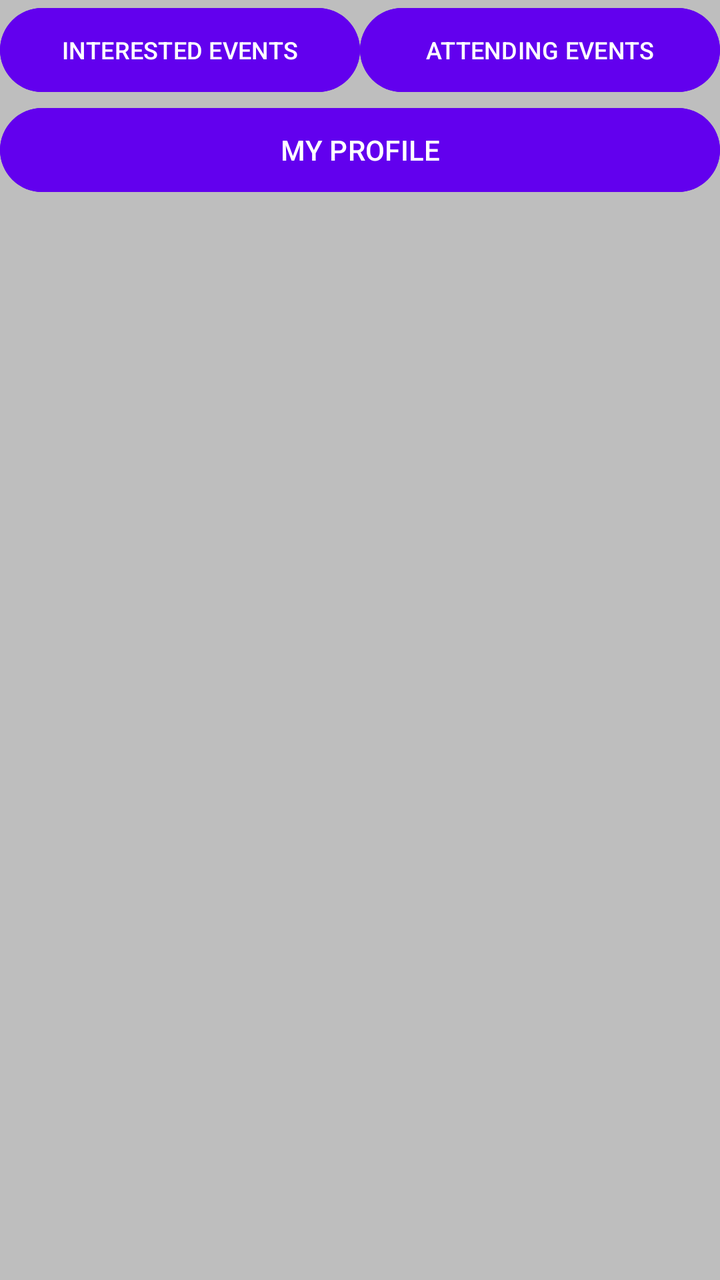
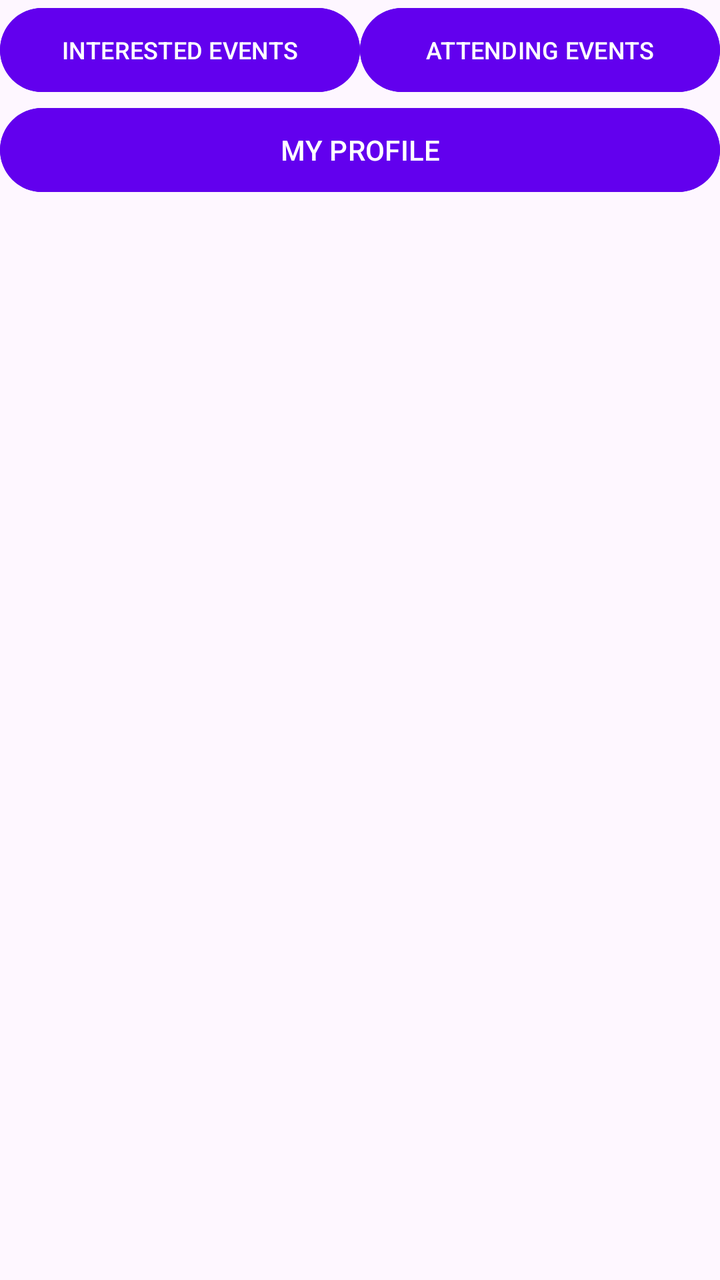

Before-and-after screenshots of an Android layout around one commit, followed by the original layout XML and the change that was made.
<!-- AndroidManifest.xml: application theme Theme.EventsApp -->
<!-- res/layout/fragment_my_events.xml -->
<?xml version="1.0" encoding="utf-8"?>
<LinearLayout xmlns:android="http://schemas.android.com/apk/res/android"
    xmlns:tools="http://schemas.android.com/tools"
    android:layout_width="match_parent"
    android:layout_height="match_parent"
    android:orientation="vertical"
    tools:context=".MyEventsFragment"
    android:background="@color/siva_svetlija"
    >

    <LinearLayout
        android:layout_width="match_parent"
        android:layout_height="50dp"
        android:orientation="horizontal"
        >
        <Button
            android:id="@+id/id_btn_interested"
            android:layout_width="match_parent"
            android:layout_height="match_parent"
            android:layout_weight="1"
            android:text="@string/interested"
            android:textSize="12sp"
            android:backgroundTint="@color/ljubicasta_tamnija"
            >
        </Button>
        <Button
            android:id="@+id/id_btn_attending"
            android:layout_width="match_parent"
            android:layout_height="match_parent"
            android:layout_weight="1"
            android:backgroundTint="@color/ljubicasta_tamnija"
            android:text="@string/attending"
            android:textSize="12sp"
            >
        </Button>
    </LinearLayout>
    <Button
        android:id="@+id/id_btn_myprofile"
        android:layout_width="match_parent"
        android:layout_height="50dp"
        android:backgroundTint="@color/ljubicasta_tamnija"
        android:text="@string/my_profile"
        >
    </Button>


</LinearLayout>
<!-- resources referenced by this layout -->
<resources>
  <color name="ljubicasta_tamnija">#FF6200EE</color>
  <color name="siva_svetlija">#BEBEBE</color>
  <string name="attending">ATTENDING EVENTS</string>
  <string name="interested">INTERESTED EVENTS</string>
  <string name="my_profile">MY PROFILE</string>
  <style name="Theme.EventsApp" parent="Base.Theme.EventsApp" />
  <style name="Base.Theme.EventsApp" parent="Theme.Material3.DayNight.NoActionBar">
          
          
      </style>
</resources>

<!-- the commit's change to res/layout/fragment_my_events.xml (unified diff, before → after) -->
@@ -5,7 +5,6 @@
     android:layout_height="match_parent"
     android:orientation="vertical"
     tools:context=".MyEventsFragment"
-    android:background="@color/siva_svetlija"
     >
 
     <LinearLayout
<!-- resource entries referenced after the edit -->
@@ -1,7 +1,6 @@
 <!-- resources referenced by this layout -->
 <resources>
   <color name="ljubicasta_tamnija">#FF6200EE</color>
-  <color name="siva_svetlija">#BEBEBE</color>
   <string name="attending">ATTENDING EVENTS</string>
   <string name="interested">INTERESTED EVENTS</string>
   <string name="my_profile">MY PROFILE</string>
